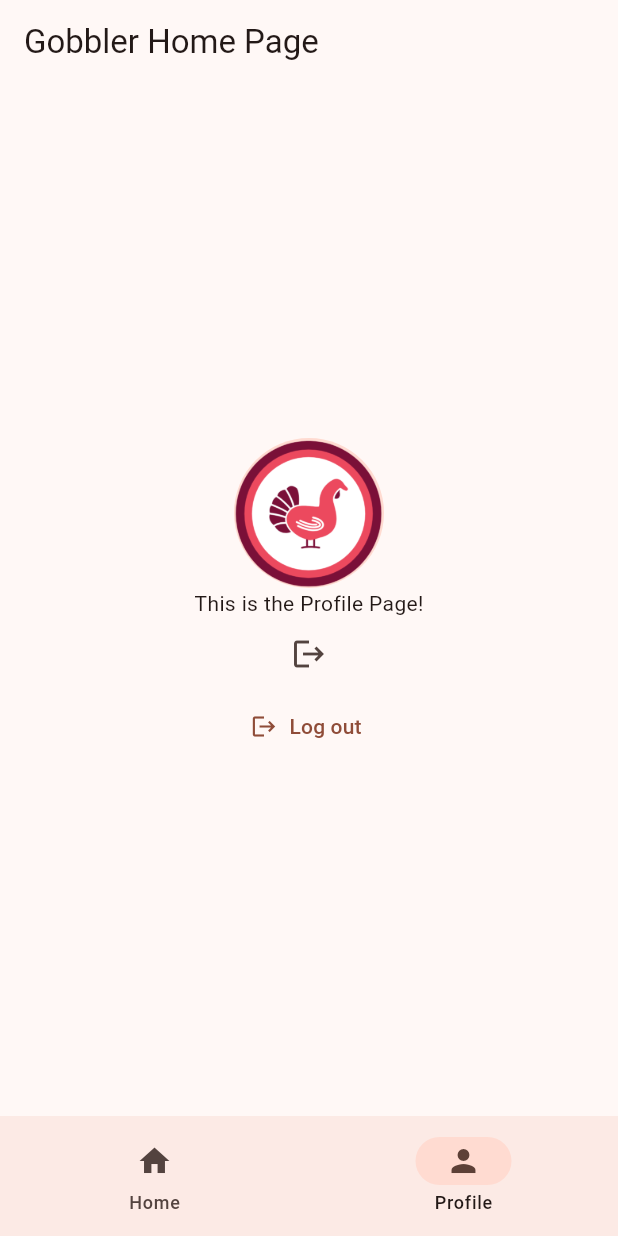
After one commit to qiiiixuan/Orbital-2025-GobbleUp, a Flutter app: the GobblerHomePage screen opened directly, item 2 of the bottom bar chosen, on a phone screen of 412 x 824 dp. The commit adds this screen. Run offline on Flutter 3.47's test engine with Material 3 defaults, Android fonts, the light colour scheme and no system bars; our stand-ins replace firebase_core; accounts and stored records are empty.

Commit message:
Added Profile page and fixed home page. To Do: Seperate profile from home

```diff
--- /dev/null
+++ b/first_app/lib/views/pages/home_pages/gobblerhomepage.dart
@@ -0,0 +1,72 @@
+import 'package:flutter/material.dart';
+
+class GobblerHomePage extends StatefulWidget {
+  const GobblerHomePage({super.key});
+
+  @override
+  State<GobblerHomePage> createState() => _GobblerHomePageState();
+}
+
+class _GobblerHomePageState extends State<GobblerHomePage> {
+  int currentIndex = 0;
+
+  @override
+  Widget build(BuildContext context) {
+    return Scaffold(
+      appBar: AppBar(
+        title: Text('Gobbler Home Page'),
+        automaticallyImplyLeading: false, // Disable back button
+      ),
+      body: currentIndex == 0
+          ? Center(
+              child: Text('Welcome to the Gobbler Home Page!'),
+            )
+          : Center(
+              child: SingleChildScrollView(
+                  child: Column(
+              children: [
+                CircleAvatar(
+                  radius: 50,
+                  backgroundImage: AssetImage('assets/images/gobbler.png'),
+                ),
+                Text('This is the Profile Page!'),
+                IconButton(
+                  tooltip: 'Logout',
+                  icon: Icon(Icons.logout),
+                  onPressed: () {
+                    // Handle logout action
+                    Navigator.pop(
+                        context); // Navigate back to the previous page
+                  },
+                ),
+                TextButton.icon(
+                  onPressed: () {
+                    // Handle logout action
+                    Navigator.pop(context); // Navigate back to the previous page
+                  },
+                  icon: const Icon(Icons.logout),
+                  label: const Text('Log out'),
+                ),
+              ],
+            ))),
+      bottomNavigationBar: NavigationBar(
+        destinations: [
+          NavigationDestination(
+            icon: Icon(Icons.home),
+            label: 'Home',
+          ),
+          NavigationDestination(
+            icon: Icon(Icons.person),
+            label: 'Profile',
+          ),
+        ],
+        onDestinationSelected: (int value) {
+          setState(() {
+            currentIndex = value;
+          });
+        },
+        selectedIndex: currentIndex,
+      ),
+    );
+  }
+}
```
Also changed, not shown: first_app/lib/main.dart (+4 -3 lines), first_app/lib/views/pages/home_pages/gobbledhomepage.dart (added, +68 -0 lines), first_app/lib/views/pages/login_pages/gobbledloginpage.dart (+33 -14 lines), first_app/lib/views/pages/login_pages/gobblerloginpage.dart (+33 -0 lines), first_app/lib/views/pages/profile_pages/gobblerprofilepage.dart (added, +47 -0 lines), first_app/lib/views/pages/profile_pages/gobbledprofilepage.dart (added), 9 other files.
